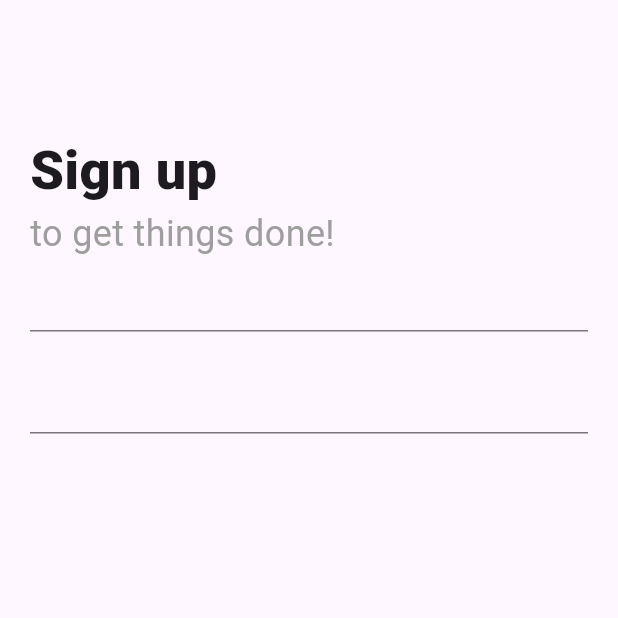
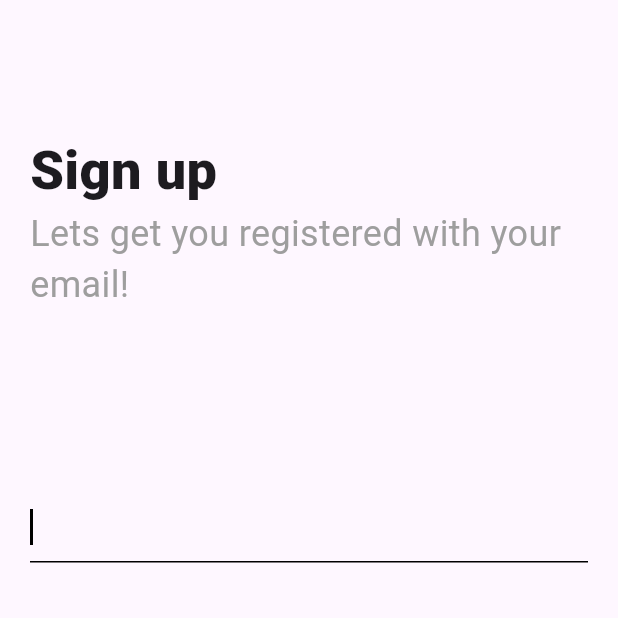
Before and after one commit to SpaceBuckett/must_do, a Flutter app: the screen it shows after launch, on a phone screen of 412 x 824 dp, the top half of it. Run offline on Flutter 3.47's test engine with Material 2 defaults, Android fonts, the light colour scheme and no system bars; our stand-ins replace cloud_firestore, firebase_auth, firebase_core, get, get_it; accounts and stored records are empty.

Commit message:
Signup UI completed

```diff
--- a/lib/main.dart
+++ b/lib/main.dart
@@ -3,8 +3,7 @@ import 'package:flutter/material.dart';
 import 'package:get/get.dart';
 import 'package:must_do/core/locator.dart';
 import 'package:must_do/firebase_options.dart';
-import 'package:must_do/screens/auth/signup/signup_screen.dart';
-import 'package:must_do/screens/home/home_screen.dart';
+import 'package:must_do/screens/auth/signup/signup_screen1.dart';
 
 void main() async {
   WidgetsFlutterBinding.ensureInitialized();
@@ -28,7 +27,7 @@ class MyApp extends StatelessWidget {
         primarySwatch: Colors.blue,
         useMaterial3: true,
       ),
-      home: const SignUpScreen(),
+      home: SignUpScreenOne(),
       //  HomeScreen(),
     );
   }
--- a/lib/screens/auth/signup/signup_screen.dart
+++ /dev/null
@@ -1,56 +0,0 @@
-import 'package:flutter/material.dart';
-import 'package:must_do/screens/auth/signup/signup_viewmodel.dart';
-import 'package:provider/provider.dart';
-
-class SignUpScreen extends StatelessWidget {
-  const SignUpScreen({Key? key}) : super(key: key);
-
-  @override
-  Widget build(BuildContext context) {
-    return ChangeNotifierProvider(
-      create: (context) => SignUpViewModel(),
-      child: Consumer<SignUpViewModel>(
-        builder: (context, model, child) => Scaffold(
-          body: Padding(
-            padding: const EdgeInsets.symmetric(horizontal: 20.0),
-            child: Column(
-              crossAxisAlignment: CrossAxisAlignment.start,
-              children: <Widget>[
-                const Padding(
-                  padding: EdgeInsets.only(top: 88.0, right: 30),
-                  child: Text(
-                    'Sign up',
-                    style: TextStyle(
-                      fontSize: 36,
-                      fontWeight: FontWeight.w900,
-                    ),
-                  ),
-                ),
-                Text(
-                  'to get things done!',
-                  style: TextStyle(
-                    fontSize: 24,
-                    fontWeight: FontWeight.w400,
-                    color: Colors.grey.shade500,
-                  ),
-                ),
-                TextFormField(
-                  focusNode: model.node1,
-                  textInputAction: TextInputAction.done,
-                  onFieldSubmitted: (value) {
-                    FocusScope.of(context).requestFocus(model.node2);
-                  },
-                  // decoration: ,
-                ),
-                const SizedBox(height: 20),
-                TextFormField(
-                  focusNode: model.node2,
-                ),
-              ],
-            ),
-          ),
-        ),
-      ),
-    );
-  }
-}
--- /dev/null
+++ b/lib/screens/auth/signup/signup_screen1.dart
@@ -0,0 +1,71 @@
+import 'package:flutter/material.dart';
+import 'package:get/get.dart';
+import 'package:must_do/screens/auth/signup/signup_screen2.dart';
+
+class SignUpScreenOne extends StatelessWidget {
+  SignUpScreenOne({Key? key}) : super(key: key);
+
+  final _formKey = GlobalKey<FormState>();
+
+  @override
+  Widget build(BuildContext context) {
+    return Scaffold(
+      body: Padding(
+        padding: const EdgeInsets.symmetric(horizontal: 20.0),
+        child: Form(
+          key: _formKey,
+          child: Column(
+            crossAxisAlignment: CrossAxisAlignment.start,
+            children: <Widget>[
+              const Padding(
+                padding: EdgeInsets.only(top: 88.0, right: 30),
+                child: Text(
+                  'Sign up',
+                  style: TextStyle(
+                    fontSize: 36,
+                    fontWeight: FontWeight.w900,
+                  ),
+                ),
+              ),
+              Text(
+                'Lets get you registered with your email!',
+                style: TextStyle(
+                  fontSize: 24,
+                  fontWeight: FontWeight.w400,
+                  color: Colors.grey.shade500,
+                ),
+              ),
+              const SizedBox(height: 120),
+              TextFormField(
+                autofocus: true,
+                textInputAction: TextInputAction.done,
+                keyboardType: TextInputType.emailAddress,
+                cursorColor: Colors.black,
+                decoration: const InputDecoration(
+                  focusedBorder: UnderlineInputBorder(
+                    borderSide: BorderSide(
+                      color: Colors.black,
+                    ),
+                  ),
+                ),
+                validator: (value) {
+                  if (value == null || value.isEmpty) {
+                    return 'Enter valid email';
+                  } else {
+                    return null;
+                  }
+                },
+                onFieldSubmitted: (value) {
+                  if (_formKey.currentState!.validate()) {
+                    Get.to(() => SignUpScreenTwo(email: value));
+                  }
+                },
+              ),
+              const SizedBox(height: 20),
+            ],
+          ),
+        ),
+      ),
+    );
+  }
+}
```
Also changed, not shown: lib/core/services/auth_services.dart (+10 -1 lines), lib/screens/auth/signup/signup_screen2.dart (added, +75 -0 lines), lib/screens/auth/signup/signup_screen3.dart (added, +70 -0 lines).
